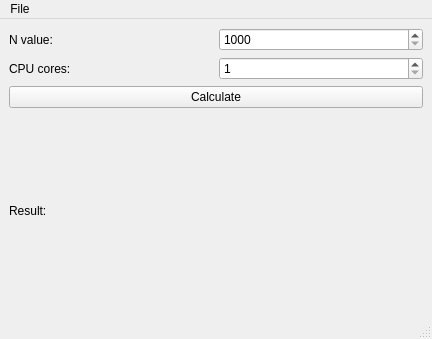
Before: the Qt Designer form mainwindow.ui in vashaty/OpenMPPI, drawn with Qt 5.
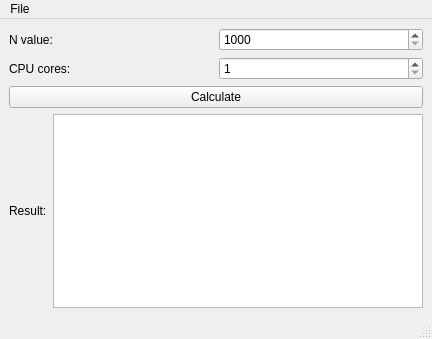
After: the same form once the commit is applied.

The edit to the form file:
```diff
--- a/mainwindow.ui
+++ b/mainwindow.ui
@@ -71,9 +71,9 @@
        </widget>
       </item>
       <item>
-       <widget class="QLabel" name="labelResult">
-        <property name="text">
-         <string/>
+       <widget class="QTextEdit" name="textEditResult">
+        <property name="readOnly">
+         <bool>true</bool>
         </property>
        </widget>
       </item>
```
